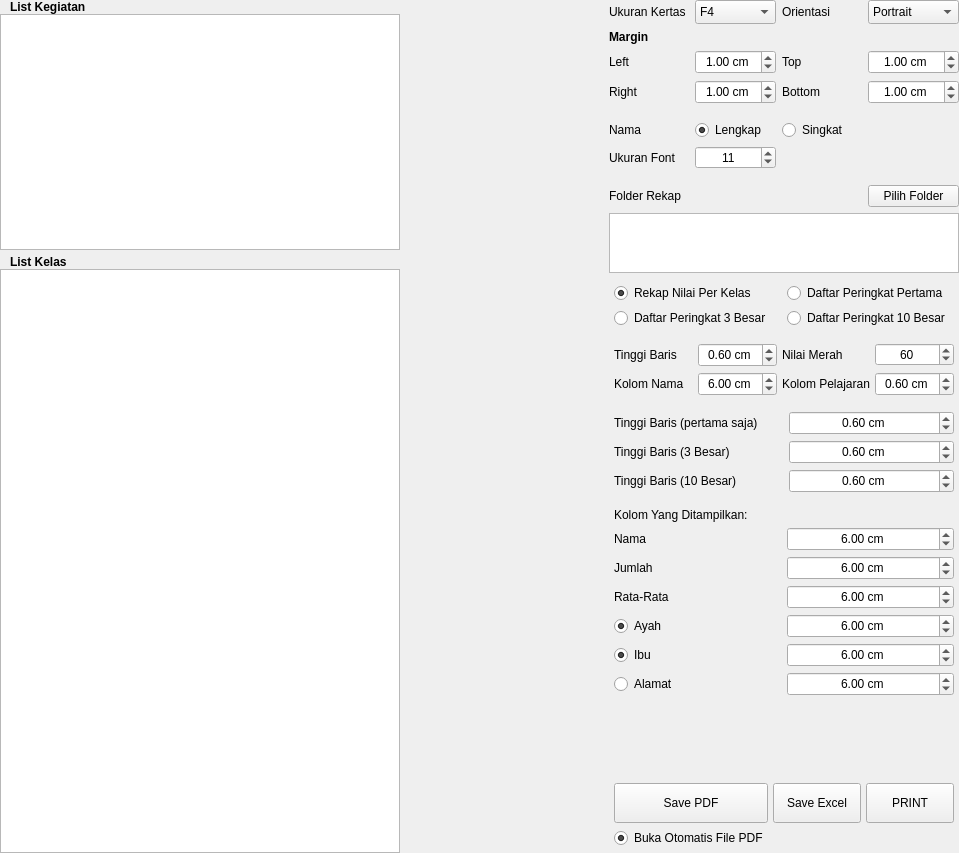
The window that ui/sources/page_rekap_nilai.ui (asjach/db_app) describes before a commit, drawn with Qt 5.
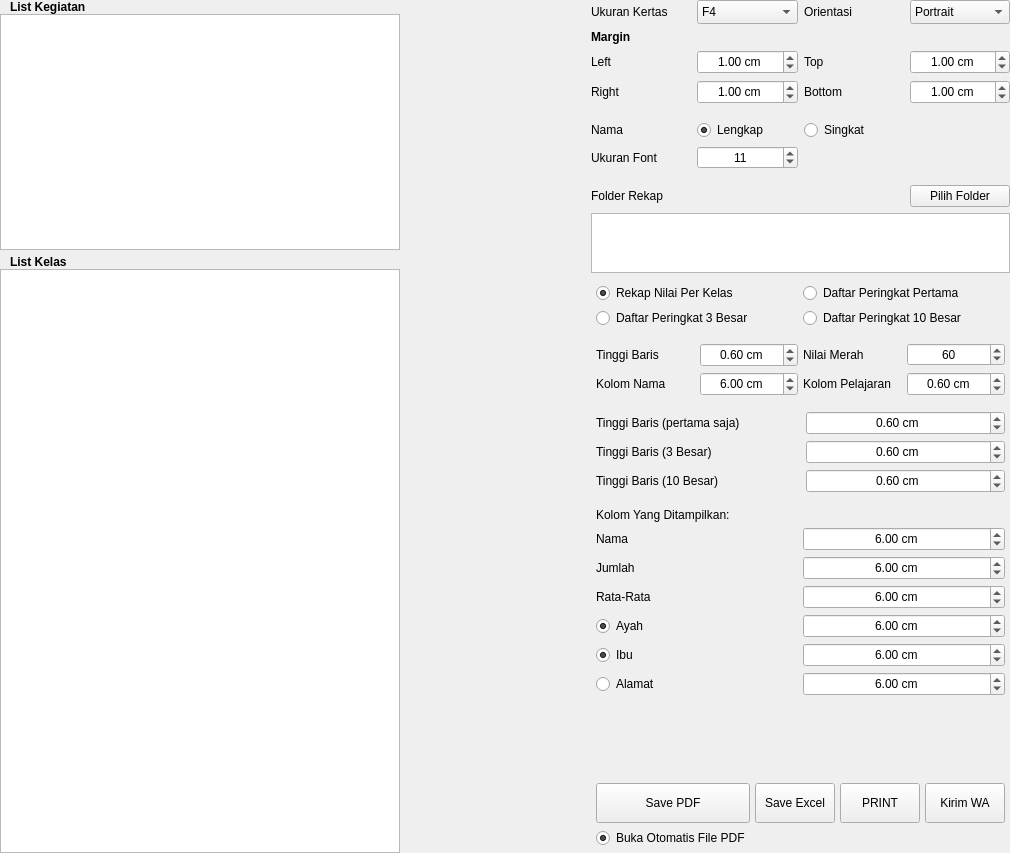
The same window after the commit.

The edit to the form file:
```diff
--- a/ui/sources/page_rekap_nilai.ui
+++ b/ui/sources/page_rekap_nilai.ui
@@ -6,7 +6,7 @@
    <rect>
     <x>0</x>
     <y>0</y>
-    <width>959</width>
+    <width>1010</width>
     <height>853</height>
    </rect>
   </property>
@@ -1301,6 +1301,19 @@
            </property>
           </widget>
          </item>
+         <item row="1" column="3">
+          <widget class="QPushButton" name="btn_send_wa">
+           <property name="minimumSize">
+            <size>
+             <width>0</width>
+             <height>40</height>
+            </size>
+           </property>
+           <property name="text">
+            <string>Kirim WA</string>
+           </property>
+          </widget>
+         </item>
         </layout>
        </widget>
       </item>
```
Left out of the diff: 26 changed lines with no effect on the pictures.
